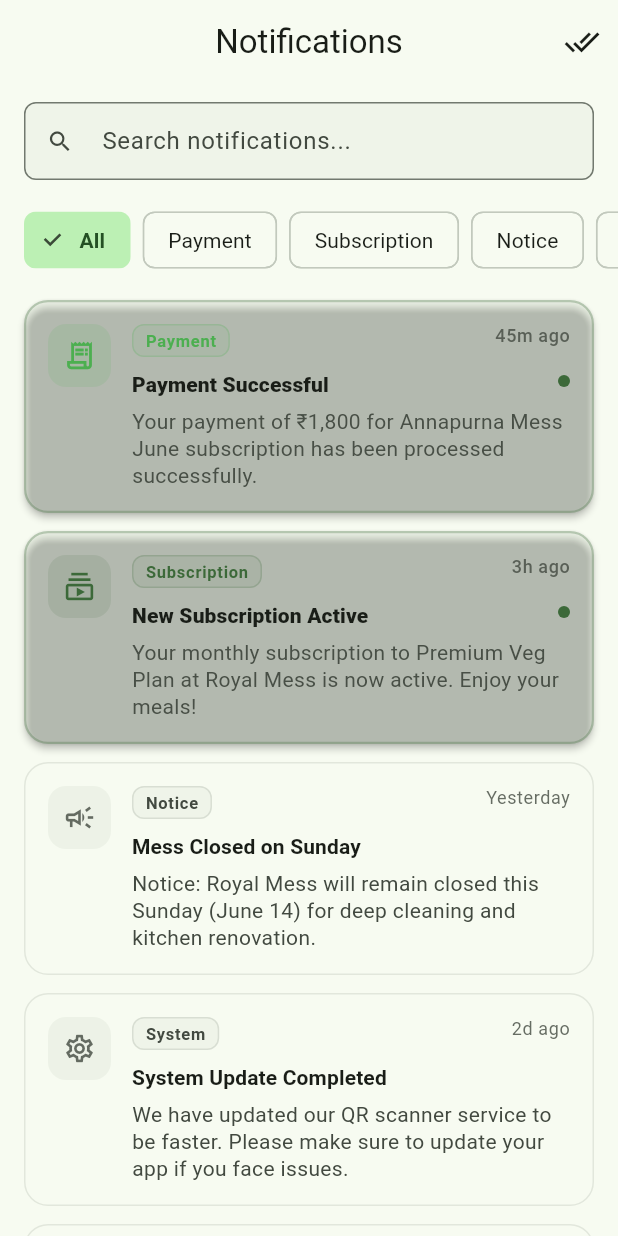
After one commit to omkarrakhonde485-hue/mazi-mess, a Flutter app: the NotificationsScreen screen opened by its route, on a phone screen of 412 x 824 dp. The commit adds this screen. Run offline on Flutter 3.47's test engine with Material 3 defaults, Android fonts, the phone set to English and light mode, and no system bars; our stand-ins replace flutter_riverpod, go_router.

Commit message:
Complete customer MVP

```diff
--- /dev/null
+++ b/lib/core/mock_data/fake_notifications.dart
@@ -0,0 +1,52 @@
+import '../../models/notification_item.dart';
+
+final List<NotificationItem> fakeNotifications = [
+  NotificationItem(
+    id: 'notif_001',
+    title: 'Payment Successful',
+    message: 'Your payment of ₹1,800 for Annapurna Mess June subscription has been processed successfully.',
+    timestamp: DateTime.now().subtract(const Duration(minutes: 45)),
+    category: NotificationCategory.payment,
+    isRead: false,
+  ),
+  NotificationItem(
+    id: 'notif_002',
+    title: 'New Subscription Active',
+    message: 'Your monthly subscription to Premium Veg Plan at Royal Mess is now active. Enjoy your meals!',
+    timestamp: DateTime.now().subtract(const Duration(hours: 3)),
+    category: NotificationCategory.subscription,
+    isRead: false,
+  ),
+  NotificationItem(
+    id: 'notif_003',
+    title: 'Mess Closed on Sunday',
+    message: 'Notice: Royal Mess will remain closed this Sunday (June 14) for deep cleaning and kitchen renovation.',
+    timestamp: DateTime.now().subtract(const Duration(days: 1)),
+    category: NotificationCategory.notice,
+    isRead: true,
+  ),
+  NotificationItem(
+    id: 'notif_004',
+    title: 'System Update Completed',
+    message: 'We have updated our QR scanner service to be faster. Please make sure to update your app if you face issues.',
+    timestamp: DateTime.now().subtract(const Duration(days: 2)),
+    category: NotificationCategory.system,
+    isRead: true,
+  ),
+  NotificationItem(
+    id: 'notif_005',
+    title: 'Payment Reminder',
+    message: 'Your pending payment for Mother\'s Kitchen is due by June 15 to avoid subscription suspension.',
+    timestamp: DateTime.now().subtract(const Duration(days: 3)),
+    category: NotificationCategory.payment,
+    isRead: true,
+  ),
+  NotificationItem(
+    id: 'notif_006',
+    title: 'Leave Approved',
+    message: 'Your leave request for June 18 - June 20 has been approved. The respective days will be credited to your wallet.',
+    timestamp: DateTime.now().subtract(const Duration(days: 4)),
+    category: NotificationCategory.subscription,
+    isRead: true,
+  ),
+];
--- a/lib/core/router/app_router.dart
+++ b/lib/core/router/app_router.dart
@@ -13,6 +13,7 @@ import '../../features/customer/screens/profile_screen.dart';
 import '../../features/customer/screens/subscriptions_screen.dart';
 import '../../features/customer/screens/payment_history_screen.dart';
 import '../../features/leave_management/screens/leave_management_screen.dart';
+import '../../features/notifications/screens/notifications_screen.dart';
 
 enum AppRoute {
   splash('/'),
@@ -25,7 +26,8 @@ enum AppRoute {
   profile('/profile'),
   subscriptions('/subscriptions'),
   paymentHistory('/payment-history'),
-  leaveManagement('/leave-management');
+  leaveManagement('/leave-management'),
+  notifications('/notifications');
 
   const AppRoute(this.path);
 
@@ -103,6 +105,11 @@ final routerProvider = Provider<GoRouter>((ref) {
         name: AppRoute.paymentHistory.name,
         builder: (context, state) => const PaymentHistoryScreen(),
       ),
+      GoRoute(
+        path: AppRoute.notifications.path,
+        name: AppRoute.notifications.name,
+        builder: (context, state) => const NotificationsScreen(),
+      ),
     ],
     errorBuilder: (context, state) => Scaffold(
       appBar: AppBar(title: const Text('Page not found')),
--- a/lib/features/customer/screens/customer_home_screen.dart
+++ b/lib/features/customer/screens/customer_home_screen.dart
@@ -9,6 +9,7 @@ import '../../../core/router/app_router.dart';
 import '../../../models/subscription_model.dart';
 import '../widgets/notice_card.dart';
 import '../widgets/quick_action_card.dart';
+import '../../notifications/providers/notifications_provider.dart';
 
 class CustomerHomeScreen extends ConsumerStatefulWidget {
   const CustomerHomeScreen({super.key});
@@ -43,6 +44,15 @@ class _CustomerHomeScreenState extends ConsumerState<CustomerHomeScreen> {
             tooltip: 'Explore',
             icon: const Icon(Icons.explore_outlined),
             onPressed: () => context.push(AppRoute.explore.path),
+          ),
+          IconButton(
+            tooltip: 'Notifications',
+            icon: Badge(
+              isLabelVisible: ref.watch(notificationsProvider).any((n) => !n.isRead),
+              label: Text('${ref.watch(notificationsProvider).where((n) => !n.isRead).length}'),
+              child: const Icon(Icons.notifications_outlined),
+            ),
+            onPressed: () => context.push(AppRoute.notifications.path),
           ),
         ],
       ),
--- /dev/null
+++ b/lib/features/notifications/providers/notifications_provider.dart
@@ -0,0 +1,32 @@
+import 'package:flutter_riverpod/flutter_riverpod.dart';
+import '../../../core/mock_data/fake_notifications.dart';
+import '../../../models/notification_item.dart';
+
+class NotificationsNotifier extends StateNotifier<List<NotificationItem>> {
+  NotificationsNotifier() : super(fakeNotifications);
+
+  void markAsRead(String id) {
+    state = [
+      for (final notif in state)
+        if (notif.id == id)
+          notif.copyWith(isRead: true)
+        else
+          notif
+    ];
+  }
+
+  void markAllAsRead() {
+    state = [
+      for (final notif in state)
+        notif.copyWith(isRead: true)
+    ];
+  }
+
+  void clearAll() {
+    state = [];
+  }
+}
+
+final notificationsProvider = StateNotifierProvider<NotificationsNotifier, List<NotificationItem>>((ref) {
+  return NotificationsNotifier();
+});
--- /dev/null
+++ b/lib/features/notifications/screens/notifications_screen.dart
@@ -0,0 +1,230 @@
+import 'package:flutter/material.dart';
+import 'package:flutter_riverpod/flutter_riverpod.dart';
+
+import '../../../models/notification_item.dart';
+import '../providers/notifications_provider.dart';
+import '../widgets/notification_card.dart';
+
+class NotificationsScreen extends ConsumerStatefulWidget {
+  const NotificationsScreen({super.key});
+
+  @override
+  ConsumerState<NotificationsScreen> createState() => _NotificationsScreenState();
+}
+
+class _NotificationsScreenState extends ConsumerState<NotificationsScreen> {
+  String _searchQuery = '';
+  NotificationCategory? _selectedCategory;
+
+  @override
+  Widget build(BuildContext context) {
+    final theme = Theme.of(context);
+    final colorScheme = theme.colorScheme;
+    final textTheme = theme.textTheme;
+
+    // Retrieve notifications from Riverpod
+    final notificationsList = ref.watch(notificationsProvider);
+
+    // Apply filtering based on search query and category
+    final filteredNotifications = notificationsList.where((notif) {
+      final matchesSearch =
+          notif.title.toLowerCase().contains(_searchQuery.toLowerCase()) ||
+              notif.message.toLowerCase().contains(_searchQuery.toLowerCase());
+      final matchesCategory =
+          _selectedCategory == null || notif.category == _selectedCategory;
+      return matchesSearch && matchesCategory;
+    }).toList();
+
+    // Count unread notifications
+    final unreadCount = notificationsList.where((n) => !n.isRead).length;
+
+    return Scaffold(
+      appBar: AppBar(
+        title: const Text('Notifications'),
+        elevation: 0,
+        scrolledUnderElevation: 0,
+        actions: [
+          if (unreadCount > 0)
+            IconButton(
+              tooltip: 'Mark all as read',
+              icon: const Icon(Icons.done_all_outlined),
+              onPressed: () {
+                ref.read(notificationsProvider.notifier).markAllAsRead();
+                ScaffoldMessenger.of(context).showSnackBar(
+                  const SnackBar(
+                    content: Text('All notifications marked as read'),
+                    duration: Duration(seconds: 2),
+                  ),
+                );
+              },
+            ),
+        ],
+      ),
+      body: SafeArea(
+        child: Column(
+          children: [
+            // Search Input Field
+            Padding(
+              padding: const EdgeInsets.fromLTRB(16, 12, 16, 8),
+              child: TextField(
+                onChanged: (val) => setState(() => _searchQuery = val),
+                decoration: InputDecoration(
+                  hintText: 'Search notifications...',
+                  prefixIcon: Icon(Icons.search_outlined, color: colorScheme.onSurfaceVariant),
+                  filled: true,
+                  fillColor: colorScheme.surfaceVariant.withOpacity(0.3),
+                  isDense: true,
+                  border: OutlineInputBorder(
+                    borderRadius: BorderRadius.circular(12),
+                    borderSide: BorderSide.none,
+                  ),
+                ),
+              ),
+            ),
+            // Category filter chips
+            SingleChildScrollView(
+              scrollDirection: Axis.horizontal,
+              padding: const EdgeInsets.symmetric(horizontal: 16, vertical: 8),
+              child: Row(
+                children: [
+                  _FilterChip(
+                    label: 'All',
+                    isSelected: _selectedCategory == null,
+                    onSelected: () => setState(() => _selectedCategory = null),
+                  ),
+                  _FilterChip(
+                    label: 'Payment',
+                    isSelected: _selectedCategory == NotificationCategory.payment,
+                    onSelected: () => setState(() => _selectedCategory = NotificationCategory.payment),
+                  ),
+                  _FilterChip(
+                    label: 'Subscription',
+                    isSelected: _selectedCategory == NotificationCategory.subscription,
+                    onSelected: () => setState(() => _selectedCategory = NotificationCategory.subscription),
+                  ),
+                  _FilterChip(
+                    label: 'Notice',
+                    isSelected: _selectedCategory == NotificationCategory.notice,
+                    onSelected: () => setState(() => _selectedCategory = NotificationCategory.notice),
+                  ),
+                  _FilterChip(
+                    label: 'System',
+                    isSelected: _selectedCategory == NotificationCategory.system,
+                    onSelected: () => setState(() => _selectedCategory = NotificationCategory.system),
+                  ),
+                ],
+              ),
+            ),
+            // Dynamic Notification list or Empty state
+            Expanded(
+              child: filteredNotifications.isEmpty
+                  ? Center(
+                      child: Padding(
+                        padding: const EdgeInsets.all(24.0),
+                        child: Column(
+                          mainAxisAlignment: MainAxisAlignment.center,
+                          children: [
+                            Container(
+                              padding: const EdgeInsets.all(16),
+                              decoration: BoxDecoration(
+                                color: colorScheme.surfaceVariant.withOpacity(0.5),
+                                shape: BoxShape.circle,
+                              ),
+                              child: Icon(
+                                _selectedCategory == null && _searchQuery.isEmpty
+                                    ? Icons.notifications_off_outlined
+                                    : Icons.search_off_outlined,
+                                size: 48,
+                                color: colorScheme.outline,
+                              ),
+                            ),
+                            const SizedBox(height: 20),
+                            Text(
+                              _selectedCategory == null && _searchQuery.isEmpty
+                                  ? 'All caught up!'
+                                  : 'No results found',
+                              style: textTheme.titleMedium?.copyWith(
+                                fontWeight: FontWeight.bold,
+                                color: colorScheme.onSurface,
+                              ),
+                            ),
+                            const SizedBox(height: 8),
+                            Text(
+                              _selectedCategory == null && _searchQuery.isEmpty
+                                  ? 'You have no notifications at the moment.'
+                                  : 'Try adjusting your search query or category filters.',
+                              textAlign: TextAlign.center,
+                              style: textTheme.bodyMedium?.copyWith(
+                                color: colorScheme.onSurfaceVariant,
+                              ),
+                            ),
+                            if (_searchQuery.isNotEmpty || _selectedCategory != null) ...[
+                              const SizedBox(height: 16),
+                              TextButton.icon(
+                                icon: const Icon(Icons.refresh),
+                                label: const Text('Clear Filter'),
+                                onPressed: () {
+                                  setState(() {
+                                    _searchQuery = '';
+                                    _selectedCategory = null;
+                                  });
+                                },
+                              ),
+                            ],
+                          ],
+                        ),
+                      ),
+                    )
+                  : ListView.builder(
+                      padding: const EdgeInsets.symmetric(horizontal: 16, vertical: 8),
+                      itemCount: filteredNotifications.length,
+                      itemBuilder: (context, index) {
+                        final notification = filteredNotifications[index];
+                        return NotificationCard(
+                          notification: notification,
+                          onTap: () {
+                            // Mark notification as read on click
+                            ref.read(notificationsProvider.notifier).markAsRead(notification.id);
+                          },
+                        );
+                      },
+                    ),
+            ),
+          ],
+        ),
+      ),
+    );
+  }
+}
+
+class _FilterChip extends StatelessWidget {
+  const _FilterChip({
+    required this.label,
+    required this.isSelected,
+    required this.onSelected,
+  });
+
+  final String label;
+  final bool isSelected;
+  final VoidCallback onSelected;
+
+  @override
+  Widget build(BuildContext context) {
+    final theme = Theme.of(context);
+    final colorScheme = theme.colorScheme;
+
+    return Padding(
+      padding: const EdgeInsets.only(right: 8),
+      child: ChoiceChip(
+        label: Text(label),
+        selected: isSelected,
+        onSelected: (_) => onSelected(),
+        selectedColor: colorScheme.primaryContainer,
+        labelStyle: TextStyle(
+          color: isSelected ? colorScheme.onPrimaryContainer : colorScheme.onSurface,
+          fontWeight: isSelected ? FontWeight.bold : FontWeight.normal,
+        ),
+      ),
+    );
+  }
+}
--- /dev/null
+++ b/lib/features/notifications/widgets/notification_card.dart
@@ -0,0 +1,196 @@
+import 'package:flutter/material.dart';
+import 'package:intl/intl.dart';
+import '../../../models/notification_item.dart';
+
+class NotificationCard extends StatelessWidget {
+  const NotificationCard({
+    super.key,
+    required this.notification,
+    required this.onTap,
+  });
+
+  final NotificationItem notification;
+  final VoidCallback onTap;
+
+  String _formatTimestamp(DateTime timestamp) {
+    final now = DateTime.now();
+    final difference = now.difference(timestamp);
+
+    if (difference.inMinutes < 1) {
+      return 'Just now';
+    } else if (difference.inMinutes < 60) {
+      return '${difference.inMinutes}m ago';
+    } else if (difference.inHours < 24) {
+      return '${difference.inHours}h ago';
+    } else if (difference.inDays == 1) {
+      return 'Yesterday';
+    } else if (difference.inDays < 7) {
+      return '${difference.inDays}d ago';
+    } else {
+      return DateFormat('dd MMM yyyy').format(timestamp);
+    }
+  }
+
+  IconData _getCategoryIcon(NotificationCategory category) {
+    return switch (category) {
+      NotificationCategory.payment => Icons.receipt_long_outlined,
+      NotificationCategory.subscription => Icons.subscriptions_outlined,
+      NotificationCategory.notice => Icons.campaign_outlined,
+      NotificationCategory.system => Icons.settings_outlined,
+    };
+  }
+
+  Color _getCategoryColor(BuildContext context, NotificationCategory category) {
+    final colorScheme = Theme.of(context).colorScheme;
+    return switch (category) {
+      NotificationCategory.payment => Colors.green,
+      NotificationCategory.subscription => colorScheme.primary,
+      NotificationCategory.notice => Colors.orange,
+      NotificationCategory.system => colorScheme.secondary,
+    };
+  }
+
+  @override
+  Widget build(BuildContext context) {
+    final theme = Theme.of(context);
+    final colorScheme = theme.colorScheme;
+    final textTheme = theme.textTheme;
+
+    final categoryColor = _getCategoryColor(context, notification.category);
+
+    return Card(
+      elevation: notification.isRead ? 0 : 2,
+      margin: const EdgeInsets.only(bottom: 12),
+      shape: RoundedRectangleBorder(
+        borderRadius: BorderRadius.circular(16),
+        side: BorderSide(
+          color: notification.isRead
+              ? colorScheme.outlineVariant.withOpacity(0.4)
+              : colorScheme.primary.withOpacity(0.3),
+          width: notification.isRead ? 1 : 1.5,
+        ),
+      ),
+      color: notification.isRead
+          ? colorScheme.surface
+          : colorScheme.primaryContainer.withOpacity(0.05),
+      child: InkWell(
+        onTap: onTap,
+        borderRadius: BorderRadius.circular(16),
+        child: Padding(
+          padding: const EdgeInsets.all(16),
+          child: Row(
+            crossAxisAlignment: CrossAxisAlignment.start,
+            children: [
+              // Category Icon Container
+              Container(
+                padding: const EdgeInsets.all(10),
+                decoration: BoxDecoration(
+                  color: notification.isRead
+                      ? colorScheme.surfaceVariant.withOpacity(0.4)
+                      : categoryColor.withOpacity(0.12),
+                  borderRadius: BorderRadius.circular(12),
+                ),
+                child: Icon(
+                  _getCategoryIcon(notification.category),
+                  color: notification.isRead
+                      ? colorScheme.onSurfaceVariant.withOpacity(0.8)
+                      : categoryColor,
+                  size: 22,
+                ),
+              ),
+              const SizedBox(width: 14),
+              // Notification details
+              Expanded(
+                child: Column(
+                  crossAxisAlignment: CrossAxisAlignment.start,
+                  children: [
+                    Row(
+                      mainAxisAlignment: MainAxisAlignment.spaceBetween,
+                      crossAxisAlignment: CrossAxisAlignment.start,
+                      children: [
+                        // Category Label
+                        Container(
+                          padding: const EdgeInsets.symmetric(horizontal: 8, vertical: 2),
+                          decoration: BoxDecoration(
+                            color: notification.isRead
+                                ? colorScheme.surfaceVariant.withOpacity(0.3)
+                                : categoryColor.withOpacity(0.08),
+                            borderRadius: BorderRadius.circular(8),
+                            border: Border.all(
+                              color: notification.isRead
+                                  ? colorScheme.outlineVariant.withOpacity(0.5)
+                                  : categoryColor.withOpacity(0.2),
+                            ),
+                          ),
+                          child: Text(
+                            notification.category.label,
+                            style: textTheme.labelSmall?.copyWith(
+                              color: notification.isRead
+                                  ? colorScheme.onSurfaceVariant
+                                  : categoryColor,
+                              fontWeight: FontWeight.bold,
+                            ),
+                          ),
+                        ),
+                        // Timestamp
+                        Text(
+                          _formatTimestamp(notification.timestamp),
+                          style: textTheme.bodySmall?.copyWith(
+                            color: colorScheme.onSurfaceVariant.withOpacity(0.8),
+                            fontWeight: notification.isRead ? FontWeight.normal : FontWeight.w500,
+                          ),
+                        ),
+                      ],
+                    ),
+                    const SizedBox(height: 8),
+                    // Title
+                    Row(
+                      crossAxisAlignment: CrossAxisAlignment.start,
+                      children: [
+                        Expanded(
+                          child: Text(
+                            notification.title,
+                            style: textTheme.titleSmall?.copyWith(
+                              fontWeight: notification.isRead ? FontWeight.w600 : FontWeight.w800,
+                              color: notification.isRead
+                                  ? colorScheme.onSurface
+                                  : colorScheme.onSurface,
+                            ),
+                          ),
+                        ),
+                        // Unread Dot Indicator
+                        if (!notification.isRead) ...[
+                          const SizedBox(width: 8),
+                          Container(
+                            margin: const EdgeInsets.only(top: 4),
+                            width: 8,
+                            height: 8,
+                            decoration: BoxDecoration(
+                              color: colorScheme.primary,
+                              shape: BoxShape.circle,
+                            ),
+                          ),
+                        ],
+                      ],
+                    ),
+                    const SizedBox(height: 6),
+                    // Message
+                    Text(
+                      notification.message,
+                      style: textTheme.bodyMedium?.copyWith(
+                        color: notification.isRead
+                            ? colorScheme.onSurfaceVariant
+                            : colorScheme.onSurfaceVariant.withOpacity(0.95),
+                        height: 1.3,
+                      ),
+                    ),
+                  ],
+                ),
+              ),
+            ],
+          ),
+        ),
+      ),
+    );
+  }
+}
--- /dev/null
+++ b/lib/models/notification_item.dart
@@ -0,0 +1,49 @@
+enum NotificationCategory {
+  payment,
+  subscription,
+  notice,
+  system;
+
+  String get label => switch (this) {
+        NotificationCategory.payment => 'Payment',
+        NotificationCategory.subscription => 'Subscription',
+        NotificationCategory.notice => 'Notice',
+        NotificationCategory.system => 'System',
+      };
+}
+
+class NotificationItem {
+  final String id;
+  final String title;
+  final String message;
+  final DateTime timestamp;
+  final NotificationCategory category;
+  final bool isRead;
+
+  const NotificationItem({
+    required this.id,
+    required this.title,
+    required this.message,
+    required this.timestamp,
+    required this.category,
+    this.isRead = false,
+  });
+
+  NotificationItem copyWith({
+    String? id,
+    String? title,
+    String? message,
+    DateTime? timestamp,
+    NotificationCategory? category,
+    bool? isRead,
+  }) {
+    return NotificationItem(
+      id: id ?? this.id,
+      title: title ?? this.title,
+      message: message ?? this.message,
+      timestamp: timestamp ?? this.timestamp,
+      category: category ?? this.category,
+      isRead: isRead ?? this.isRead,
+    );
+  }
+}
```
Also changed, not shown: lib/core/mock_data/fake_payments.txt (deleted), lib/features/customer/screens/notifications_screen.dart (added), lib/features/customer/widgets/notification_card.dart (added), lib/features/customer/widgets/payment_summary_card.txt (deleted), lib/models/New Text Document.txt (deleted), 1 other file.
